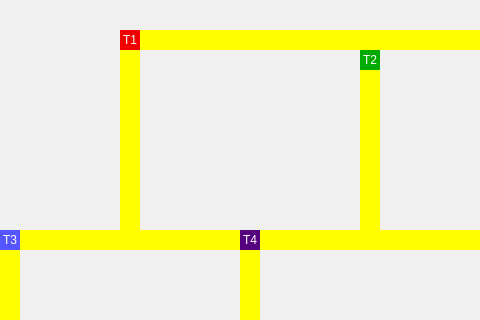
Qt form mainwindow.ui (Bianca-Mirtes/Projeto_dos_Trens_SO) before a commit; both pictures show x 110 to 590 and y 0 to 320 of the 943 by 662 pixel window.
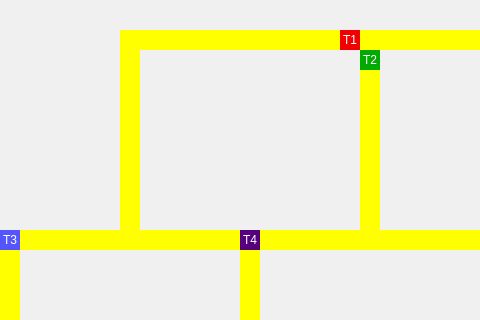
The same form after that commit. Icons and pictures are not drawn.

```diff
--- a/mainwindow.ui
+++ b/mainwindow.ui
@@ -395,7 +395,7 @@
    <widget class="QLabel" name="trem_1">
     <property name="geometry">
      <rect>
-      <x>230</x>
+      <x>450</x>
       <y>30</y>
       <width>20</width>
       <height>20</height>
```
Left out of the diff: 2 changed lines with no effect on the pictures.
